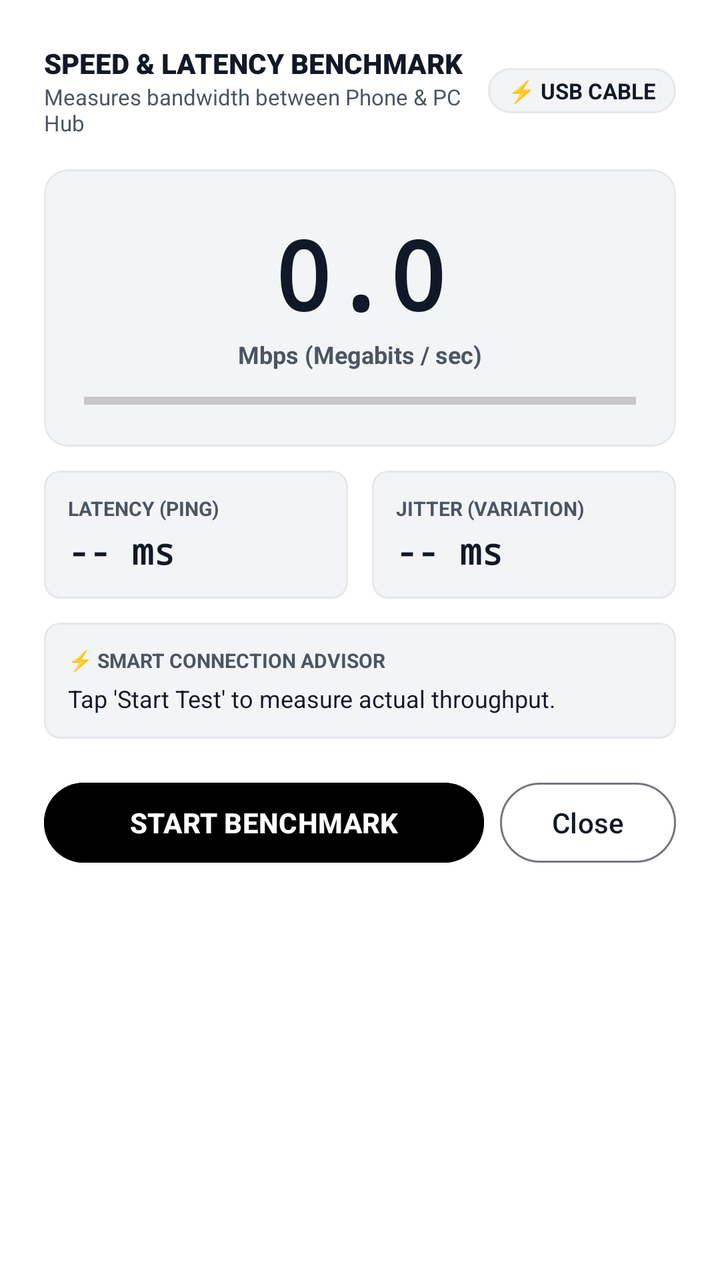
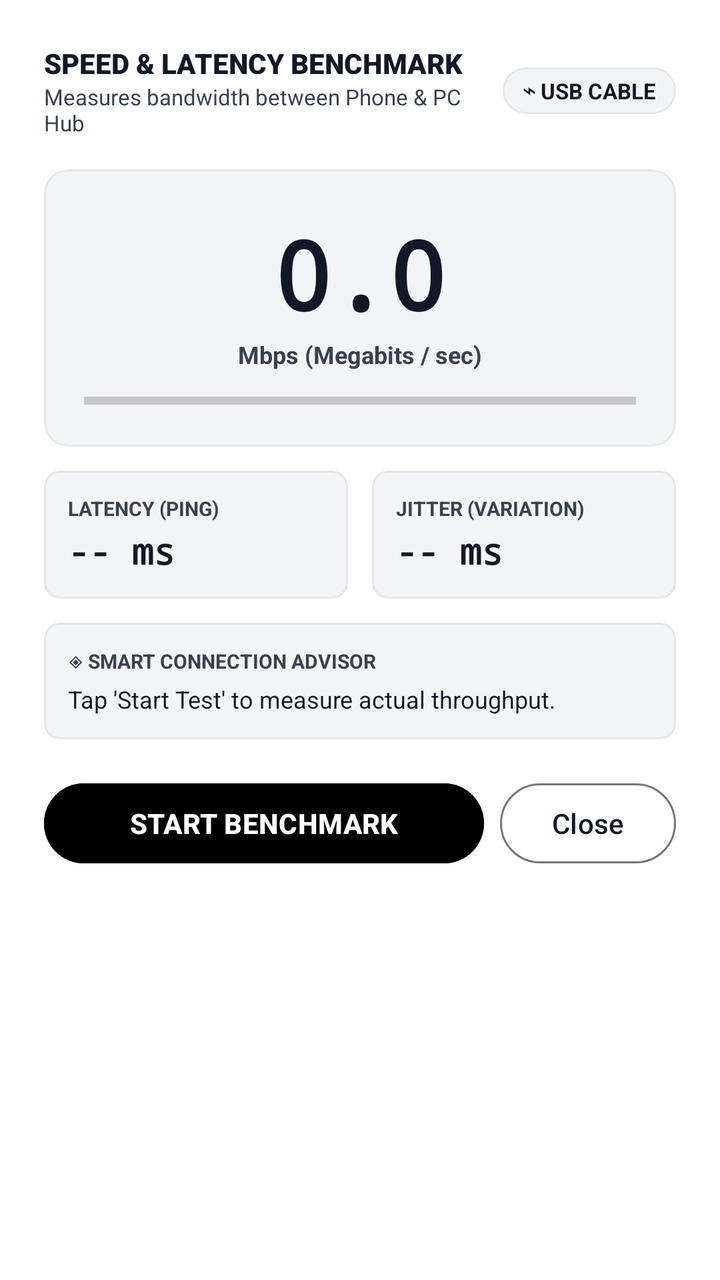

Screens rendered from an Android XML layout before and after an edit, with the pre-edit source and the edit as a unified diff.
<!-- AndroidManifest.xml: application theme Theme.ZeroCast -->
<!-- res/layout/dialog_speed_test.xml -->
<?xml version="1.0" encoding="utf-8"?>
<LinearLayout xmlns:android="http://schemas.android.com/apk/res/android"
    xmlns:app="http://schemas.android.com/apk/res-auto"
    android:layout_width="match_parent"
    android:layout_height="wrap_content"
    android:background="@color/surface"
    android:orientation="vertical"
    android:padding="22dp">

    
    <LinearLayout
        android:layout_width="match_parent"
        android:layout_height="wrap_content"
        android:gravity="center_vertical"
        android:orientation="horizontal">

        <LinearLayout
            android:layout_width="0dp"
            android:layout_height="wrap_content"
            android:layout_weight="1"
            android:orientation="vertical">

            <TextView
                android:layout_width="wrap_content"
                android:layout_height="wrap_content"
                android:fontFamily="sans-serif-black"
                android:text="SPEED &amp; LATENCY BENCHMARK"
                android:textColor="@color/text_primary"
                android:textSize="14sp" />

            <TextView
                android:layout_width="wrap_content"
                android:layout_height="wrap_content"
                android:text="Measures bandwidth between Phone &amp; PC Hub"
                android:textColor="@color/text_secondary"
                android:textSize="11sp" />
        </LinearLayout>

        <TextView
            android:id="@+id/tvMediumBadge"
            android:layout_width="wrap_content"
            android:layout_height="wrap_content"
            android:background="@drawable/bg_badge_pill"
            android:paddingHorizontal="10dp"
            android:paddingVertical="4dp"
            android:text="⚡ USB CABLE"
            android:textColor="@color/text_primary"
            android:textSize="11sp"
            android:textStyle="bold" />
    </LinearLayout>

    
    <com.google.android.material.card.MaterialCardView
        android:layout_width="match_parent"
        android:layout_height="wrap_content"
        android:layout_marginTop="16dp"
        app:cardBackgroundColor="@color/surface_variant"
        app:cardCornerRadius="12dp"
        app:cardElevation="0dp"
        app:strokeColor="@color/card_stroke"
        app:strokeWidth="1dp">

        <LinearLayout
            android:layout_width="match_parent"
            android:layout_height="wrap_content"
            android:gravity="center"
            android:orientation="vertical"
            android:padding="20dp">

            <TextView
                android:id="@+id/tvSpeedVal"
                android:layout_width="wrap_content"
                android:layout_height="wrap_content"
                android:fontFamily="monospace"
                android:text="0.0"
                android:textColor="@color/text_primary"
                android:textSize="48sp"
                android:textStyle="bold" />

            <TextView
                android:layout_width="wrap_content"
                android:layout_height="wrap_content"
                android:text="Mbps (Megabits / sec)"
                android:textColor="@color/text_secondary"
                android:textSize="12sp"
                android:textStyle="bold" />

            <ProgressBar
                android:id="@+id/progressBarSpeed"
                style="@style/Widget.AppCompat.ProgressBar.Horizontal"
                android:layout_width="match_parent"
                android:layout_height="6dp"
                android:layout_marginTop="12dp"
                android:max="100"
                android:progress="0"
                android:progressTint="@color/text_primary" />
        </LinearLayout>
    </com.google.android.material.card.MaterialCardView>

    
    <LinearLayout
        android:layout_width="match_parent"
        android:layout_height="wrap_content"
        android:layout_marginTop="12dp"
        android:orientation="horizontal">

        <com.google.android.material.card.MaterialCardView
            android:layout_width="0dp"
            android:layout_height="wrap_content"
            android:layout_marginEnd="6dp"
            android:layout_weight="1"
            app:cardBackgroundColor="@color/surface_variant"
            app:cardCornerRadius="8dp"
            app:cardElevation="0dp"
            app:strokeColor="@color/card_stroke"
            app:strokeWidth="1dp">

            <LinearLayout
                android:layout_width="match_parent"
                android:layout_height="wrap_content"
                android:orientation="vertical"
                android:padding="12dp">

                <TextView
                    android:layout_width="wrap_content"
                    android:layout_height="wrap_content"
                    android:text="LATENCY (PING)"
                    android:textColor="@color/text_secondary"
                    android:textSize="10sp"
                    android:textStyle="bold" />

                <TextView
                    android:id="@+id/tvPingVal"
                    android:layout_width="wrap_content"
                    android:layout_height="wrap_content"
                    android:layout_marginTop="2dp"
                    android:fontFamily="monospace"
                    android:text="-- ms"
                    android:textColor="@color/text_primary"
                    android:textSize="18sp"
                    android:textStyle="bold" />
            </LinearLayout>
        </com.google.android.material.card.MaterialCardView>

        <com.google.android.material.card.MaterialCardView
            android:layout_width="0dp"
            android:layout_height="wrap_content"
            android:layout_marginStart="6dp"
            android:layout_weight="1"
            app:cardBackgroundColor="@color/surface_variant"
            app:cardCornerRadius="8dp"
            app:cardElevation="0dp"
            app:strokeColor="@color/card_stroke"
            app:strokeWidth="1dp">

            <LinearLayout
                android:layout_width="match_parent"
                android:layout_height="wrap_content"
                android:orientation="vertical"
                android:padding="12dp">

                <TextView
                    android:layout_width="wrap_content"
                    android:layout_height="wrap_content"
                    android:text="JITTER (VARIATION)"
                    android:textColor="@color/text_secondary"
                    android:textSize="10sp"
                    android:textStyle="bold" />

                <TextView
                    android:id="@+id/tvJitterVal"
                    android:layout_width="wrap_content"
                    android:layout_height="wrap_content"
                    android:layout_marginTop="2dp"
                    android:fontFamily="monospace"
                    android:text="-- ms"
                    android:textColor="@color/text_primary"
                    android:textSize="18sp"
                    android:textStyle="bold" />
            </LinearLayout>
        </com.google.android.material.card.MaterialCardView>
    </LinearLayout>

    
    <com.google.android.material.card.MaterialCardView
        android:id="@+id/cardRecommendation"
        android:layout_width="match_parent"
        android:layout_height="wrap_content"
        android:layout_marginTop="12dp"
        app:cardBackgroundColor="@color/surface_variant"
        app:cardCornerRadius="8dp"
        app:cardElevation="0dp"
        app:strokeColor="@color/card_stroke"
        app:strokeWidth="1dp">

        <LinearLayout
            android:layout_width="match_parent"
            android:layout_height="wrap_content"
            android:orientation="vertical"
            android:padding="12dp">

            <TextView
                android:layout_width="wrap_content"
                android:layout_height="wrap_content"
                android:text="⚡ SMART CONNECTION ADVISOR"
                android:textColor="@color/text_secondary"
                android:textSize="10sp"
                android:textStyle="bold" />

            <TextView
                android:id="@+id/tvRecommendation"
                android:layout_width="match_parent"
                android:layout_height="wrap_content"
                android:layout_marginTop="4dp"
                android:text="Tap 'Start Test' to measure actual throughput."
                android:textColor="@color/text_primary"
                android:textSize="12sp" />

            <Button
                android:id="@+id/btnApplyRecommendation"
                android:layout_width="match_parent"
                android:layout_height="40dp"
                android:layout_marginTop="10dp"
                android:backgroundTint="@color/primary"
                android:text="Apply Recommended Bitrate"
                android:textColor="@color/on_primary"
                android:textSize="12sp"
                android:visibility="gone" />
        </LinearLayout>
    </com.google.android.material.card.MaterialCardView>

    
    <LinearLayout
        android:layout_width="match_parent"
        android:layout_height="wrap_content"
        android:layout_marginTop="18dp"
        android:orientation="horizontal">

        <Button
            android:id="@+id/btnStartTest"
            android:layout_width="0dp"
            android:layout_height="48dp"
            android:layout_weight="1"
            android:backgroundTint="@color/primary"
            android:text="START BENCHMARK"
            android:textColor="@color/on_primary"
            android:textStyle="bold" />

        <Button
            android:id="@+id/btnCloseDialog"
            style="@style/Widget.Material3.Button.OutlinedButton"
            android:layout_width="wrap_content"
            android:layout_height="48dp"
            android:layout_marginStart="8dp"
            android:text="Close"
            android:textColor="@color/text_primary" />
    </LinearLayout>
</LinearLayout>
<!-- resources referenced by this layout -->
<resources>
  <color name="card_stroke">#E5E7EB</color>
  <color name="on_primary">#FFFFFF</color>
  <color name="primary">#000000</color>
  <color name="surface">#FFFFFF</color>
  <color name="surface_variant">#F3F4F6</color>
  <color name="text_primary">#111827</color>
  <color name="text_secondary">#4B5563</color>
  <!-- drawable bg_badge_pill (drawable) -->
  <?xml version="1.0" encoding="utf-8"?>
  <shape xmlns:android="http://schemas.android.com/apk/res/android"
      android:shape="rectangle">
      <corners android:radius="14dp" />
      <solid android:color="#F3F4F6" />
      <stroke
          android:width="1dp"
          android:color="#E5E7EB" />
  </shape>
  <style name="Theme.ZeroCast" parent="Theme.Material3.Light.NoActionBar">
          <item name="colorPrimary">@color/primary</item>
          <item name="android:windowBackground">@color/background</item>
          <item name="android:statusBarColor">@color/background</item>
          <item name="android:windowLightStatusBar">true</item>
      </style>
  <color name="background">#F8F9FA</color>
</resources>

<!-- the commit's change to res/layout/dialog_speed_test.xml (unified diff, before → after) -->
@@ -43,7 +43,7 @@
             android:background="@drawable/bg_badge_pill"
             android:paddingHorizontal="10dp"
             android:paddingVertical="4dp"
-            android:text="⚡ USB CABLE"
+            android:text="⌁ USB CABLE"
             android:textColor="@color/text_primary"
             android:textSize="11sp"
             android:textStyle="bold" />
@@ -202,7 +202,7 @@
             <TextView
                 android:layout_width="wrap_content"
                 android:layout_height="wrap_content"
-                android:text="⚡ SMART CONNECTION ADVISOR"
+                android:text="◈ SMART CONNECTION ADVISOR"
                 android:textColor="@color/text_secondary"
                 android:textSize="10sp"
                 android:textStyle="bold" />
<!-- resource entries referenced after the edit -->
@@ -6,7 +6,7 @@
   <color name="surface">#FFFFFF</color>
   <color name="surface_variant">#F3F4F6</color>
   <color name="text_primary">#111827</color>
-  <color name="text_secondary">#4B5563</color>
+  <color name="text_secondary">#374151</color>
   <!-- drawable bg_badge_pill (drawable) -->
   <?xml version="1.0" encoding="utf-8"?>
   <shape xmlns:android="http://schemas.android.com/apk/res/android"
